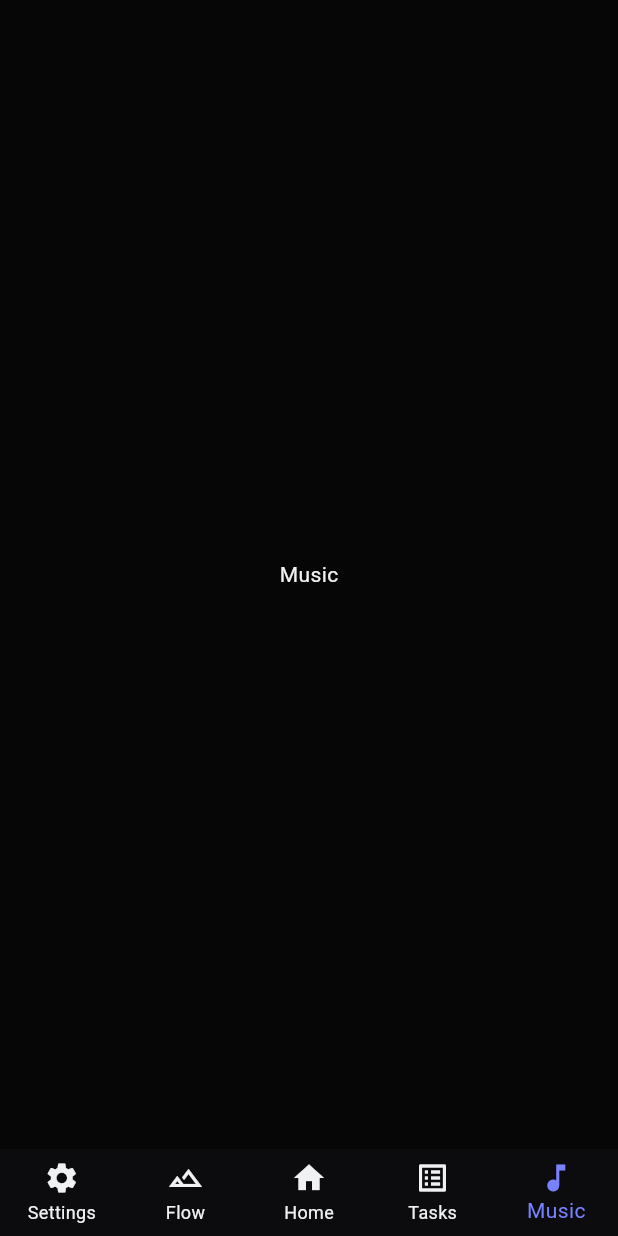
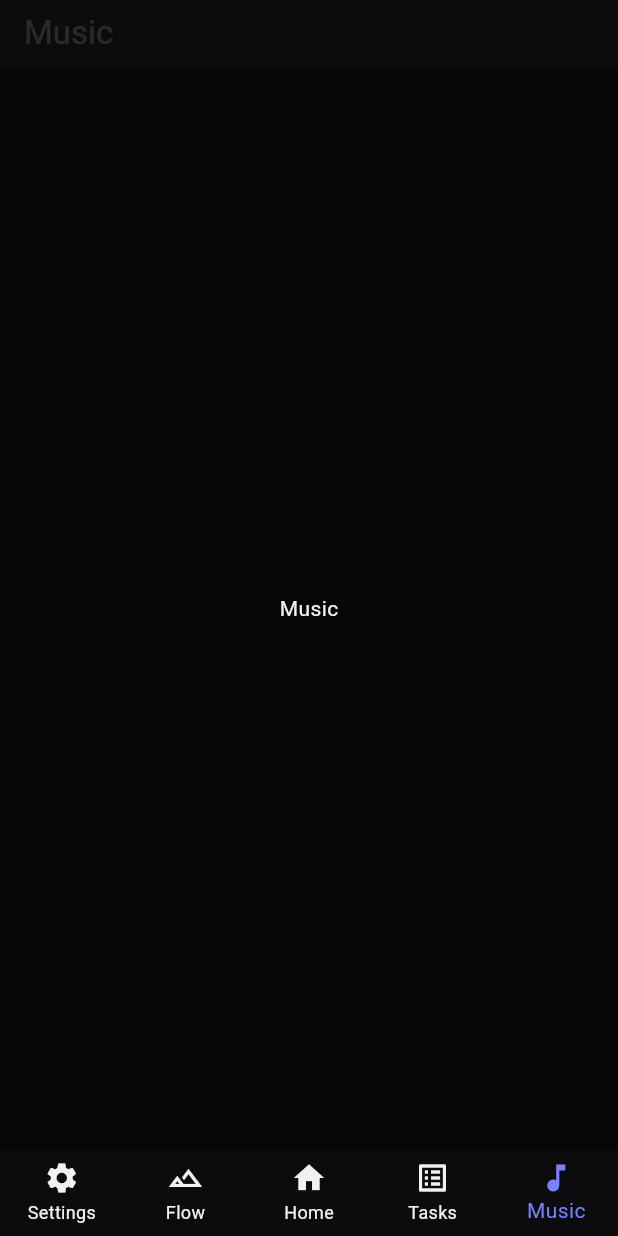
Before and after one commit to Ido-Badash/Flowscape, a Flutter app: the screen it shows after launch, item 5 of the bottom bar chosen, on a phone screen of 412 x 824 dp. Run offline on Flutter 3.47's test engine with Material 3 defaults, Android fonts, the light colour scheme and no system bars.

Commit message:
home: 🍫 Added app bar for Flow, Music, Settings, and Tasks pages; update Home screen title and remove unused template folder 📂

```diff
--- a/lib/features/home/home.dart
+++ b/lib/features/home/home.dart
@@ -26,7 +26,7 @@ class _HomePageState extends State<HomePage> {
         backgroundColor: FlowColors.darkBlue,
         actions: [buildSavedScapesTooltip(), buildScapesTooltip()],
         title: const Text(
-          "FlowScape",
+          "Home",
           style: TextStyle(fontSize: FlowTextsSizes.h6, color: Colors.white12),
         ),
         toolbarHeight: 45.0,
--- a/lib/features/music/music.dart
+++ b/lib/features/music/music.dart
@@ -2,6 +2,7 @@ import 'package:flutter/material.dart';
 
 // styles
 import 'package:flowscape/core/styles/colors.dart';
+import 'package:flowscape/core/styles/texts_sizes.dart';
 
 class MusicPage extends StatelessWidget {
   const MusicPage({super.key});
@@ -10,6 +11,15 @@ class MusicPage extends StatelessWidget {
   Widget build(BuildContext context) {
     return Scaffold(
       backgroundColor: FlowColors.body,
+      appBar: AppBar(
+        backgroundColor: FlowColors.darkBlue,
+        actions: [],
+        title: const Text(
+          "Music",
+          style: TextStyle(fontSize: FlowTextsSizes.h6, color: Colors.white12),
+        ),
+        toolbarHeight: 45.0,
+      ),
       body: const Center(
         child: Text("Music", style: TextStyle(color: FlowColors.lightBlueGray)),
       ),
```
Also changed, not shown: lib/features/flow/flow.dart (+9 -0 lines), lib/features/settings/settings.dart (+14 -1 lines), lib/features/tasks/tasks.dart (+10 -0 lines), lib/features/templates/new_screen_temp.dart (deleted, +0 -18 lines).
